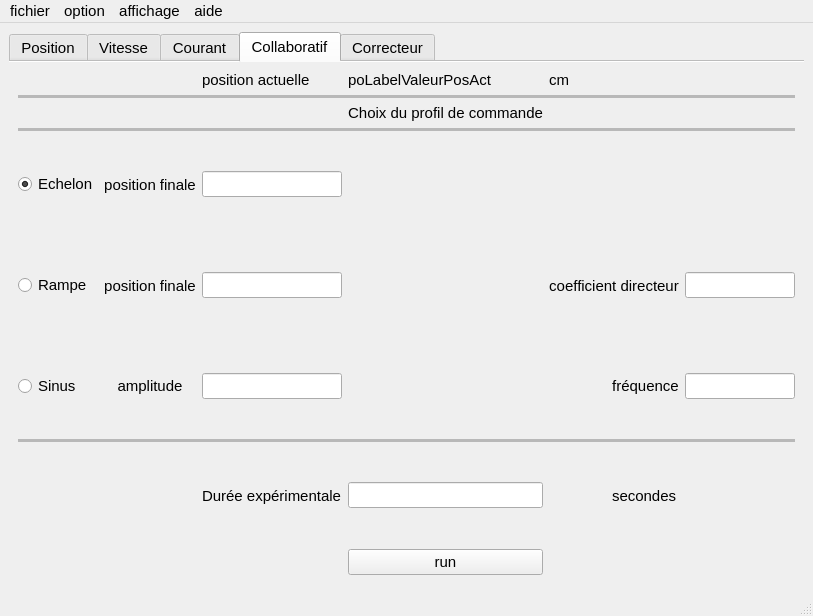
Qt form interface.ui (MascarPun/Logiciel_projet_long_commande_collaborative) before a commit.
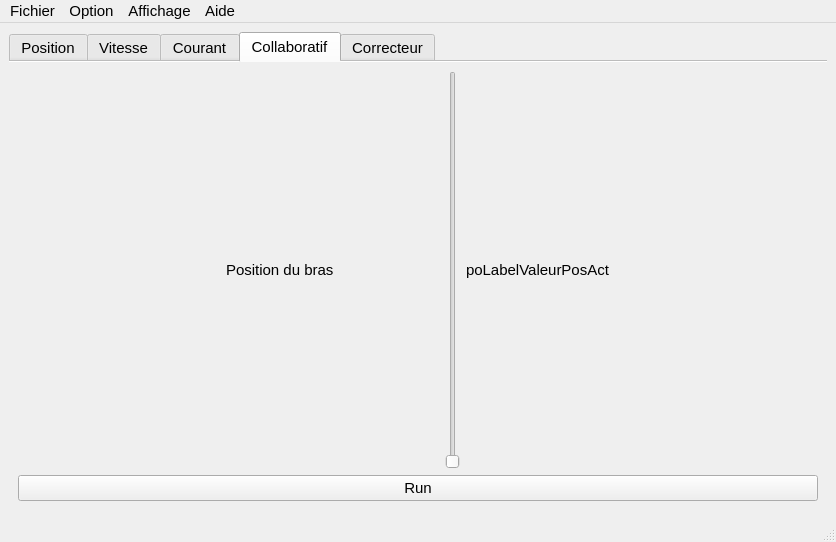
The same form after that commit. The open tabs and pages were chosen to show the change.

Commit message: 3_interface_le_retour:

Diff of the .ui file:
```diff
--- a/interface.ui
+++ b/interface.ui
@@ -6,8 +6,8 @@
    <rect>
     <x>0</x>
     <y>0</y>
-    <width>813</width>
-    <height>616</height>
+    <width>836</width>
+    <height>542</height>
    </rect>
   </property>
   <property name="font">
@@ -23,7 +23,7 @@
   </property>
   <widget class="QWidget" name="centralwidget">
    <layout class="QGridLayout" name="gridLayout_2">
-    <item row="0" column="0">
+    <item row="0" column="1">
      <widget class="QTabWidget" name="tabs">
       <property name="font">
        <font>
@@ -607,6 +607,26 @@
           </property>
          </widget>
         </item>
+        <item row="5" column="5">
+         <spacer name="verticalSpacer_5">
+          <property name="orientation">
+           <enum>Qt::Vertical</enum>
+          </property>
+          <property name="sizeHint" stdset="0">
+           <size>
+            <width>20</width>
+            <height>94</height>
+           </size>
+          </property>
+         </spacer>
+        </item>
+        <item row="5" column="3">
+         <widget class="QLabel" name="label_32">
+          <property name="text">
+           <string>plateau</string>
+          </property>
+         </widget>
+        </item>
         <item row="6" column="5">
          <widget class="QLabel" name="label_9">
           <property name="text">
@@ -863,10 +883,10 @@
           </property>
          </spacer>
         </item>
-        <item row="6" column="5">
-         <widget class="QLabel" name="label_21">
+        <item row="5" column="3">
+         <widget class="QLabel" name="label_33">
           <property name="text">
-           <string>fréquence</string>
+           <string>plateau</string>
           </property>
           <property name="alignment">
            <set>Qt::AlignCenter</set>
@@ -952,289 +972,101 @@
        <attribute name="title">
         <string>Collaboratif</string>
        </attribute>
-       <layout class="QGridLayout" name="gridLayout_5">
-        <item row="0" column="2">
-         <widget class="QLabel" name="label_36">
-          <property name="text">
-           <string>position actuelle</string>
-          </property>
-         </widget>
+       <layout class="QVBoxLayout" name="verticalLayout">
+        <item>
+         <layout class="QHBoxLayout" name="horizontalLayout">
+          <item>
+           <spacer name="horizontalSpacer">
+            <property name="orientation">
+             <enum>Qt::Horizontal</enum>
+            </property>
+            <property name="sizeHint" stdset="0">
+             <size>
+              <width>40</width>
+              <height>20</height>
+             </size>
+            </property>
+           </spacer>
+          </item>
+          <item>
+           <spacer name="horizontalSpacer_4">
+            <property name="orientation">
+             <enum>Qt::Horizontal</enum>
+            </property>
+            <property name="sizeHint" stdset="0">
+             <size>
+              <width>40</width>
+              <height>20</height>
+             </size>
+            </property>
+           </spacer>
+          </item>
+          <item>
+           <widget class="QLabel" name="label_31">
+            <property name="text">
+             <string>Position du bras</string>
+            </property>
+           </widget>
+          </item>
+          <item>
+           <spacer name="horizontalSpacer_3">
+            <property name="orientation">
+             <enum>Qt::Horizontal</enum>
+            </property>
+            <property name="sizeHint" stdset="0">
+             <size>
+              <width>40</width>
+              <height>20</height>
+             </size>
+            </property>
+           </spacer>
+          </item>
+          <item>
+           <widget class="QSlider" name="Slider_col">
+            <property name="orientation">
+             <enum>Qt::Vertical</enum>
+            </property>
+           </widget>
+          </item>
+          <item>
+           <widget class="QLabel" name="poLabelValeurPosAct_col">
+            <property name="text">
+             <string>poLabelValeurPosAct</string>
+            </property>
+           </widget>
+          </item>
+          <item>
+           <spacer name="horizontalSpacer_5">
+            <property name="orientation">
+             <enum>Qt::Horizontal</enum>
+            </property>
+            <property name="sizeHint" stdset="0">
+             <size>
+              <width>40</width>
+              <height>20</height>
+             </size>
+            </property>
+           </spacer>
+          </item>
+          <item>
+           <spacer name="horizontalSpacer_2">
+            <property name="orientation">
+             <enum>Qt::Horizontal</enum>
+            </property>
+            <property name="sizeHint" stdset="0">
+             <size>
+              <width>40</width>
+              <height>20</height>
+             </size>
+            </property>
+           </spacer>
+          </item>
+         </layout>
         </item>
-        <item row="0" column="3">
-         <widget class="QLabel" name="poLabelValeurPosAct_col">
+        <item>
+         <widget class="QPushButton" name="run_col">
           <property name="text">
-           <string>poLabelValeurPosAct</string>
-          </property>
-         </widget>
-        </item>
-        <item row="0" column="4">
-         <widget class="QLabel" name="label_34">
-          <property name="text">
-           <string>cm</string>
-          </property>
-         </widget>
-        </item>
-        <item row="1" column="0" colspan="7">
-         <widget class="Line" name="line_12">
-          <property name="autoFillBackground">
-           <bool>true</bool>
-          </property>
-          <property name="frameShadow">
-           <enum>QFrame::Sunken</enum>
-          </property>
-          <property name="lineWidth">
-           <number>0</number>
-          </property>
-          <property name="midLineWidth">
-           <number>3</number>
-          </property>
-          <property name="orientation">
-           <enum>Qt::Horizontal</enum>
-          </property>
-         </widget>
-        </item>
-        <item row="2" column="3">
-         <widget class="QLabel" name="label_40">
-          <property name="text">
-           <string>Choix du profil de commande</string>
-          </property>
-          <property name="alignment">
-           <set>Qt::AlignCenter</set>
-          </property>
-         </widget>
-        </item>
-        <item row="3" column="0" colspan="7">
-         <widget class="Line" name="line_10">
-          <property name="autoFillBackground">
-           <bool>true</bool>
-          </property>
-          <property name="frameShadow">
-           <enum>QFrame::Sunken</enum>
-          </property>
-          <property name="lineWidth">
-           <number>0</number>
-          </property>
-          <property name="midLineWidth">
-           <number>3</number>
-          </property>
-          <property name="orientation">
-           <enum>Qt::Horizontal</enum>
-          </property>
-         </widget>
-        </item>
-        <item row="4" column="0">
-         <widget class="QRadioButton" name="radioButton_10">
-          <property name="text">
-           <string>Echelon</string>
-          </property>
-          <property name="checked">
-           <bool>true</bool>
-          </property>
-         </widget>
-        </item>
-        <item row="4" column="1">
-         <widget class="QLabel" name="label_38">
-          <property name="font">
-           <font>
-            <pointsize>11</pointsize>
-           </font>
-          </property>
-          <property name="text">
-           <string>position finale</string>
-          </property>
-          <property name="alignment">
-           <set>Qt::AlignCenter</set>
-          </property>
-         </widget>
-        </item>
-        <item row="4" column="2">
-         <widget class="QLineEdit" name="lineEdit_23">
-          <property name="text">
-           <string/>
-          </property>
-         </widget>
-        </item>
-        <item row="4" column="3">
-         <spacer name="verticalSpacer_16">
-          <property name="orientation">
-           <enum>Qt::Vertical</enum>
-          </property>
-          <property name="sizeHint" stdset="0">
-           <size>
-            <width>20</width>
-            <height>94</height>
-           </size>
-          </property>
-         </spacer>
-        </item>
-        <item row="5" column="0">
-         <widget class="QRadioButton" name="radioButton_12">
-          <property name="text">
-           <string>Rampe</string>
-          </property>
-         </widget>
-        </item>
-        <item row="5" column="1">
-         <widget class="QLabel" name="label_33">
-          <property name="text">
-           <string>position finale</string>
-          </property>
-          <property name="alignment">
-           <set>Qt::AlignCenter</set>
-          </property>
-         </widget>
-        </item>
-        <item row="5" column="2">
-         <widget class="QLineEdit" name="lineEdit_22">
-          <property name="text">
-           <string/>
-          </property>
-         </widget>
-        </item>
-        <item row="5" column="3">
-         <spacer name="verticalSpacer_13">
-          <property name="orientation">
-           <enum>Qt::Vertical</enum>
-          </property>
-          <property name="sizeHint" stdset="0">
-           <size>
-            <width>20</width>
-            <height>94</height>
-           </size>
-          </property>
-         </spacer>
-        </item>
-        <item row="5" column="4" colspan="2">
-         <widget class="QLabel" name="label_32">
-          <property name="text">
-           <string>coefficient directeur</string>
-          </property>
-          <property name="alignment">
-           <set>Qt::AlignCenter</set>
-          </property>
-         </widget>
-        </item>
-        <item row="5" column="6">
-         <widget class="QLineEdit" name="lineEdit_24">
-          <property name="text">
-           <string/>
-          </property>
-         </widget>
-        </item>
-        <item row="6" column="0">
-         <widget class="QRadioButton" name="radioButton_11">
-          <property name="text">
-           <string>Sinus</string>
-          </property>
-         </widget>
-        </item>
-        <item row="6" column="1">
-         <widget class="QLabel" name="label_35">
-          <property name="text">
-           <string>amplitude</string>
-          </property>
-          <property name="alignment">
-           <set>Qt::AlignCenter</set>
-          </property>
-         </widget>
-        </item>
-        <item row="6" column="2">
-         <widget class="QLineEdit" name="lineEdit_21">
-          <property name="text">
-           <string/>
-          </property>
-         </widget>
-        </item>
-        <item row="6" column="3">
-         <spacer name="verticalSpacer_14">
-          <property name="orientation">
-           <enum>Qt::Vertical</enum>
-          </property>
-          <property name="sizeHint" stdset="0">
-           <size>
-            <width>20</width>
-            <height>94</height>
-           </size>
-          </property>
-         </spacer>
-        </item>
-        <item row="6" column="5">
-         <widget class="QLabel" name="label_31">
-          <property name="text">
-           <string>fréquence</string>
-          </property>
-          <property name="alignment">
-           <set>Qt::AlignCenter</set>
-          </property>
-         </widget>
-        </item>
-        <item row="6" column="6">
-         <widget class="QLineEdit" name="lineEdit_20">
-          <property name="text">
-           <string/>
-          </property>
-         </widget>
-        </item>
-        <item row="7" column="0" colspan="7">
-         <widget class="Line" name="line_11">
-          <property name="autoFillBackground">
-           <bool>true</bool>
-          </property>
-          <property name="frameShadow">
-           <enum>QFrame::Sunken</enum>
-          </property>
-          <property name="lineWidth">
-           <number>0</number>
-          </property>
-          <property name="midLineWidth">
-           <number>3</number>
-          </property>
-          <property name="orientation">
-           <enum>Qt::Horizontal</enum>
-          </property>
-         </widget>
-        </item>
-        <item row="8" column="2">
-         <widget class="QLabel" name="label_39">
-          <property name="text">
-           <string>Durée expérimentale</string>
-          </property>
-         </widget>
-        </item>
-        <item row="8" column="3">
-         <widget class="QLineEdit" name="lineEdit_19">
-          <property name="text">
-           <string/>
-          </property>
-         </widget>
-        </item>
-        <item row="8" column="5">
-         <widget class="QLabel" name="label_37">
-          <property name="text">
-           <string>secondes</string>
-          </property>
-         </widget>
-        </item>
-        <item row="8" column="6">
-         <spacer name="verticalSpacer_15">
-          <property name="orientation">
-           <enum>Qt::Vertical</enum>
-          </property>
-          <property name="sizeType">
-           <enum>QSizePolicy::Expanding</enum>
-          </property>
-          <property name="sizeHint" stdset="0">
-           <size>
-            <width>20</width>
-            <height>94</height>
-           </size>
-          </property>
-         </spacer>
-        </item>
-        <item row="9" column="3">
-         <widget class="QPushButton" name="runPos_4">
-          <property name="text">
-           <string>run</string>
+           <string>Run</string>
           </property>
          </widget>
         </item>
@@ -1244,6 +1076,307 @@
        <attribute name="title">
         <string>Correcteur</string>
        </attribute>
+       <layout class="QGridLayout" name="gridLayout_6">
+        <item row="9" column="4">
+         <widget class="QLabel" name="label_44">
+          <property name="text">
+           <string>Vitesse</string>
+          </property>
+         </widget>
+        </item>
+        <item row="4" column="0" colspan="2">
+         <widget class="QRadioButton" name="radioButtonCour_col">
+          <property name="text">
+           <string>regulation en courant</string>
+          </property>
+          <attribute name="buttonGroup">
+           <string notr="true">buttonGroup_cor</string>
+          </attribute>
+         </widget>
+        </item>
+        <item row="10" column="3">
+         <widget class="QLabel" name="label_48">
+          <property name="text">
+           <string>K</string>
+          </property>
+         </widget>
+        </item>
+        <item row="10" column="7">
+         <widget class="QLineEdit" name="lineEdit_8"/>
+        </item>
+        <item row="11" column="0">
+         <widget class="QLabel" name="label_46">
+          <property name="text">
+           <string>Ti</string>
+          </property>
+         </widget>
+        </item>
+        <item row="10" column="2" rowspan="3">
+         <widget class="Line" name="line_16">
+          <property name="lineWidth">
+           <number>2</number>
+          </property>
+          <property name="orientation">
+           <enum>Qt::Vertical</enum>
+          </property>
+         </widget>
+        </item>
+        <item row="10" column="5" rowspan="3">
+         <widget class="Line" name="line_17">
+          <property name="lineWidth">
+           <number>2</number>
+          </property>
+          <property name="orientation">
+           <enum>Qt::Vertical</enum>
+          </property>
+         </widget>
+        </item>
+        <item row="11" column="3">
+         <widget class="QLabel" name="label_49">
+          <property name="text">
+           <string>Ti</string>
+          </property>
+         </widget>
+        </item>
+        <item row="3" column="0" colspan="2">
+         <widget class="QRadioButton" name="radioButton_13">
+          <property name="text">
+           <string>regulation en vitesse</string>
+          </property>
+          <attribute name="buttonGroup">
+           <string notr="true">buttonGroup_cor</string>
+          </attribute>
+         </widget>
+        </item>
+        <item row="10" column="8">
+         <spacer name="verticalSpacer_17">
+          <property name="orientation">
+           <enum>Qt::Vertical</enum>
+          </property>
+          <property name="sizeHint" stdset="0">
+           <size>
+            <width>20</width>
+            <height>40</height>
+           </size>
+          </property>
+         </spacer>
+        </item>
+        <item row="2" column="7" rowspan="2">
+         <spacer name="verticalSpacer_20">
+          <property name="orientation">
+           <enum>Qt::Vertical</enum>
+          </property>
+          <property name="sizeHint" stdset="0">
+           <size>
+            <width>20</width>
+            <height>40</height>
+           </size>
+          </property>
+         </spacer>
+        </item>
+        <item row="9" column="7">
+         <widget class="QLabel" name="label_54">
+          <property name="text">
+           <string>Courant</string>
+          </property>
+         </widget>
+        </item>
+        <item row="2" column="0" colspan="2">
+         <widget class="QRadioButton" name="radioButtonPos_cor">
+          <property name="text">
+           <string>regulation en position</string>
+          </property>
+          <property name="checked">
+           <bool>true</bool>
+          </property>
+          <attribute name="buttonGroup">
+           <string notr="true">buttonGroup_cor</string>
+          </attribute>
+         </widget>
+        </item>
+        <item row="10" column="0">
+         <widget class="QLabel" name="label_45">
+          <property name="text">
+           <string>K</string>
+          </property>
+         </widget>
+        </item>
+        <item row="9" column="1">
+         <widget class="QLabel" name="label_43">
+          <property name="text">
+           <string>Position</string>
+          </property>
+         </widget>
+        </item>
+        <item row="8" column="0" colspan="8">
+         <widget class="Line" name="line_15">
+          <property name="lineWidth">
+           <number>0</number>
+          </property>
+          <property name="midLineWidth">
+           <number>3</number>
+          </property>
+          <property name="orientation">
+           <enum>Qt::Horizontal</enum>
+          </property>
+         </widget>
+        </item>
+        <item row="10" column="6">
+         <widget class="QLabel" name="label_51">
+          <property name="text">
+           <string>K</string>
+          </property>
+         </widget>
+        </item>
+        <item row="4" column="7" rowspan="2">
+         <spacer name="verticalSpacer_21">
+          <property name="orientation">
+           <enum>Qt::Vertical</enum>
+          </property>
+          <property name="sizeHint" stdset="0">
+           <size>
+            <width>20</width>
+            <height>40</height>
+           </size>
+          </property>
+         </spacer>
+        </item>
+        <item row="10" column="1">
+         <widget class="QLineEdit" name="lineEdit"/>
+        </item>
+        <item row="10" column="4">
+         <widget class="QLineEdit" name="lineEdit_4"/>
+        </item>
+        <item row="6" column="0" colspan="8">
+         <widget class="Line" name="line_14">
+          <property name="lineWidth">
+           <number>0</number>
+          </property>
+          <property name="midLineWidth">
+           <number>3</number>
+          </property>
+          <property name="orientation">
+           <enum>Qt::Horizontal</enum>
+          </property>
+         </widget>
+        </item>
+        <item row="7" column="3" colspan="2">
+         <widget class="QLabel" name="label_42">
+          <property name="text">
+           <string>Choix des parametres des correcteurs</string>
+          </property>
+         </widget>
+        </item>
+        <item row="11" column="8">
+         <spacer name="verticalSpacer_18">
+          <property name="orientation">
+           <enum>Qt::Vertical</enum>
+          </property>
+          <property name="sizeHint" stdset="0">
+           <size>
+            <width>20</width>
+            <height>40</height>
+           </size>
+          </property>
+         </spacer>
+        </item>
+        <item row="11" column="6">
+         <widget class="QLabel" name="label_53">
+          <property name="text">
+           <string>Ti</string>
+          </property>
+         </widget>
+        </item>
+        <item row="12" column="0">
+         <widget class="QLabel" name="label_47">
+          <property name="text">
+           <string>Td</string>
+          </property>
+         </widget>
+        </item>
+        <item row="12" column="1">
+         <widget class="QLineEdit" name="lineEdit_3"/>
+        </item>
+        <item row="11" column="1">
+         <widget class="QLineEdit" name="lineEdit_2"/>
+        </item>
+        <item row="11" column="4">
+         <widget class="QLineEdit" name="lineEdit_5"/>
+        </item>
+        <item row="12" column="8">
+         <spacer name="verticalSpacer_19">
+          <property name="orientation">
+           <enum>Qt::Vertical</enum>
+          </property>
+          <property name="sizeHint" stdset="0">
+           <size>
+            <width>20</width>
+            <height>40</height>
+           </size>
+          </property>
+         </spacer>
+        </item>
+        <item row="12" column="4">
+         <widget class="QLineEdit" name="lineEdit_6"/>
+        </item>
+        <item row="12" column="3">
+         <widget class="QLabel" name="label_50">
+          <property name="text">
+           <string>Td</string>
+          </property>
+         </widget>
+        </item>
+        <item row="12" column="6">
+         <widget class="QLabel" name="label_52">
+          <property name="text">
+           <string>Td</string>
+          </property>
+         </widget>
+        </item>
+        <item row="12" column="7">
+         <widget class="QLineEdit" name="lineEdit_9"/>
+        </item>
+        <item row="11" column="7">
+         <widget class="QLineEdit" name="lineEdit_7"/>
+        </item>
+        <item row="0" column="3" colspan="2">
+         <widget class="QLabel" name="label_41">
+          <property name="text">
+           <string>Choix du mode de correction</string>
+          </property>
+         </widget>
+        </item>
+        <item row="1" column="0" colspan="8">
+         <widget class="Line" name="line_13">
+          <property name="lineWidth">
+           <number>0</number>
+          </property>
+          <property name="midLineWidth">
+           <number>3</number>
+          </property>
+          <property name="orientation">
+           <enum>Qt::Horizontal</enum>
+          </property>
+         </widget>
+        </item>
+        <item row="5" column="0" colspan="2">
+         <widget class="QRadioButton" name="radioButtonCas_col">
+          <property name="text">
+           <string>regulation cascade</string>
+          </property>
+          <attribute name="buttonGroup">
+           <string notr="true">buttonGroup_cor</string>
+          </attribute>
+         </widget>
+        </item>
+        <item row="2" column="4" rowspan="3">
+         <widget class="QLabel" name="label_34">
+          <property name="text">
+           <string>K(1 + 1/(Ti*p) + Td*p/(1+Td*p/16 ))</string>
+          </property>
+         </widget>
+        </item>
+       </layout>
       </widget>
      </widget>
     </item>
@@ -1254,28 +1387,28 @@
     <rect>
      <x>0</x>
      <y>0</y>
-     <width>813</width>
+     <width>836</width>
      <height>21</height>
     </rect>
    </property>
    <widget class="QMenu" name="menuFile">
     <property name="title">
-     <string>fichier</string>
+     <string>Fichier</string>
     </property>
    </widget>
    <widget class="QMenu" name="menuOption">
     <property name="title">
-     <string>option</string>
+     <string>Option</string>
     </property>
    </widget>
    <widget class="QMenu" name="menuAffichage">
     <property name="title">
-     <string>affichage</string>
+     <string>Affichage</string>
     </property>
    </widget>
    <widget class="QMenu" name="menuAide">
     <property name="title">
-     <string>aide</string>
+     <string>Aide</string>
     </property>
    </widget>
    <addaction name="menuFile"/>
```
Left out of the diff: 710 changed lines with no effect on the pictures.
